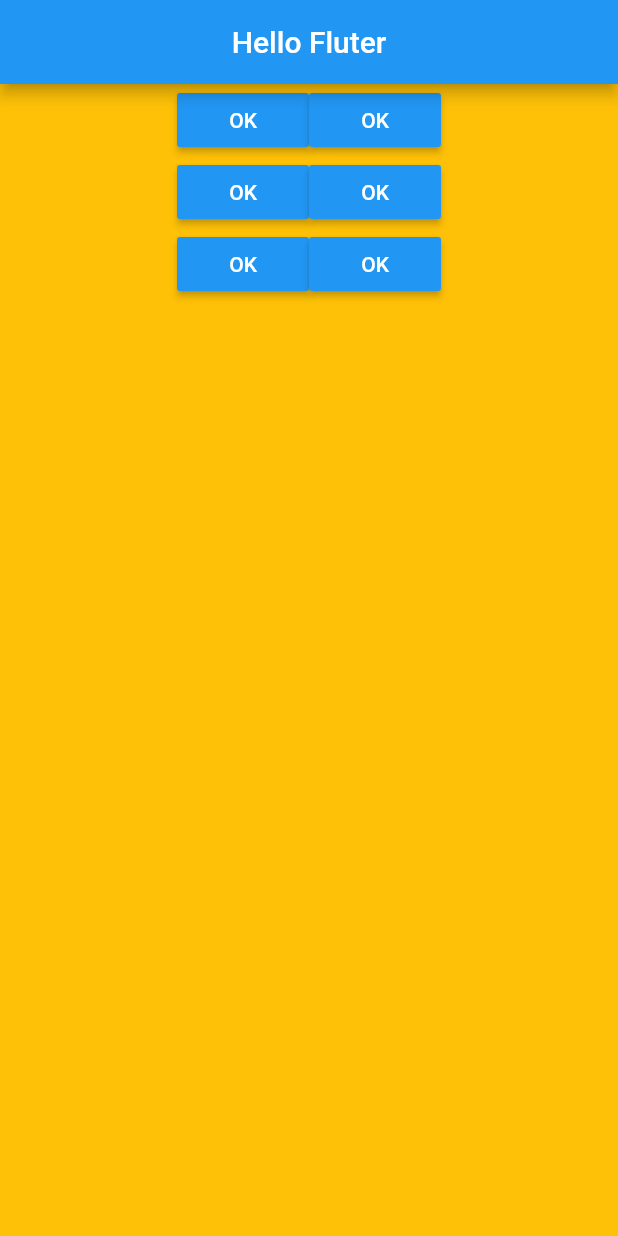
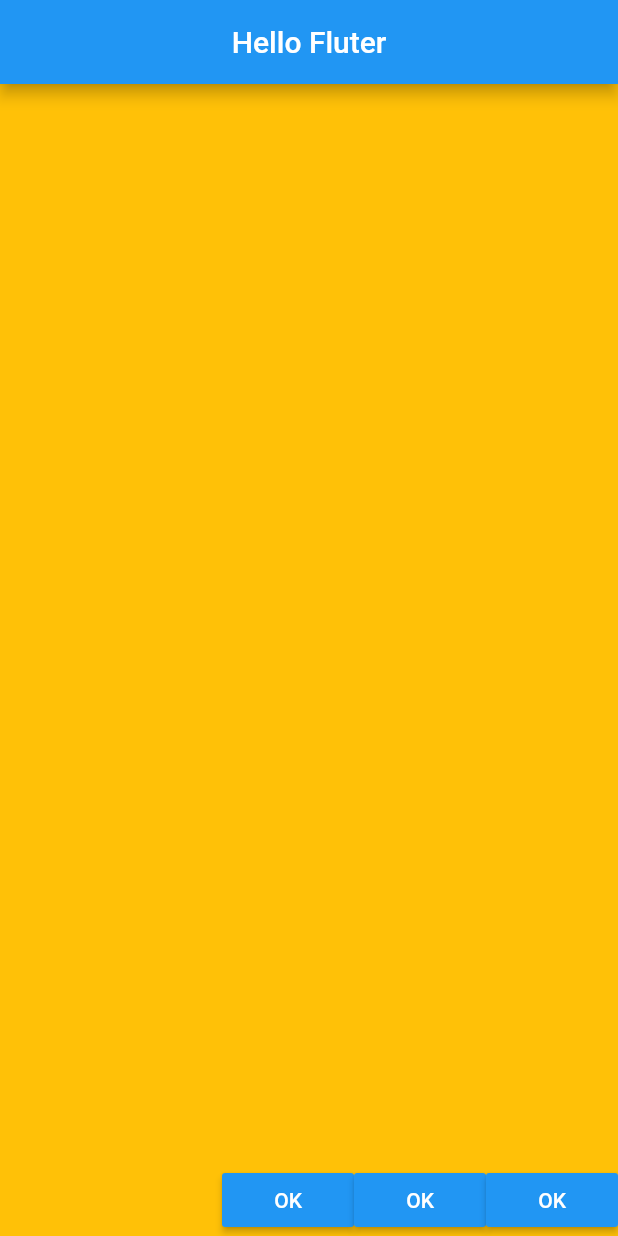
Before and after one commit to gabriellopesjds/flutter_widgets, a Flutter app: the screen it shows after launch, on a phone screen of 412 x 824 dp. Run offline on Flutter 3.47's test engine with Material 2 defaults, Android fonts, the phone set to English and light mode, and no system bars.

```diff
--- a/lib/home_page.dart
+++ b/lib/home_page.dart
@@ -8,33 +8,27 @@ class HomePage extends StatelessWidget {
         title: Text("Hello Fluter"),
         centerTitle: true,
       ),
-      body: _buildBody(),
+      body: _buildBody(context),
     );
   }
 
-  Container _buildBody() {
+  Container _buildBody(context) {
+
+    Size size = MediaQuery.of(context).size;
+
     return Container(
+      height: size.height,
       color: Colors.amber,
       child: Row(
-          mainAxisSize: MainAxisSize.max,
-          mainAxisAlignment: MainAxisAlignment.center,
-          children: <Widget>[
-            Column(
+        mainAxisAlignment: MainAxisAlignment.end,
+        crossAxisAlignment: CrossAxisAlignment.end,
         children: <Widget>[
           _buildButton(),
           _buildButton(),
-                _buildButton()
+          _buildButton(),
         ],
       ),
-            Column(
-              children: <Widget>[
-                _buildButton(),
-                _buildButton(),
-                _buildButton()
-              ],
-            )
-          ],
-        ));
+    );
   }
 
   _buildButton() {
```
Lines whose indentation alone changed are shown as unchanged.
